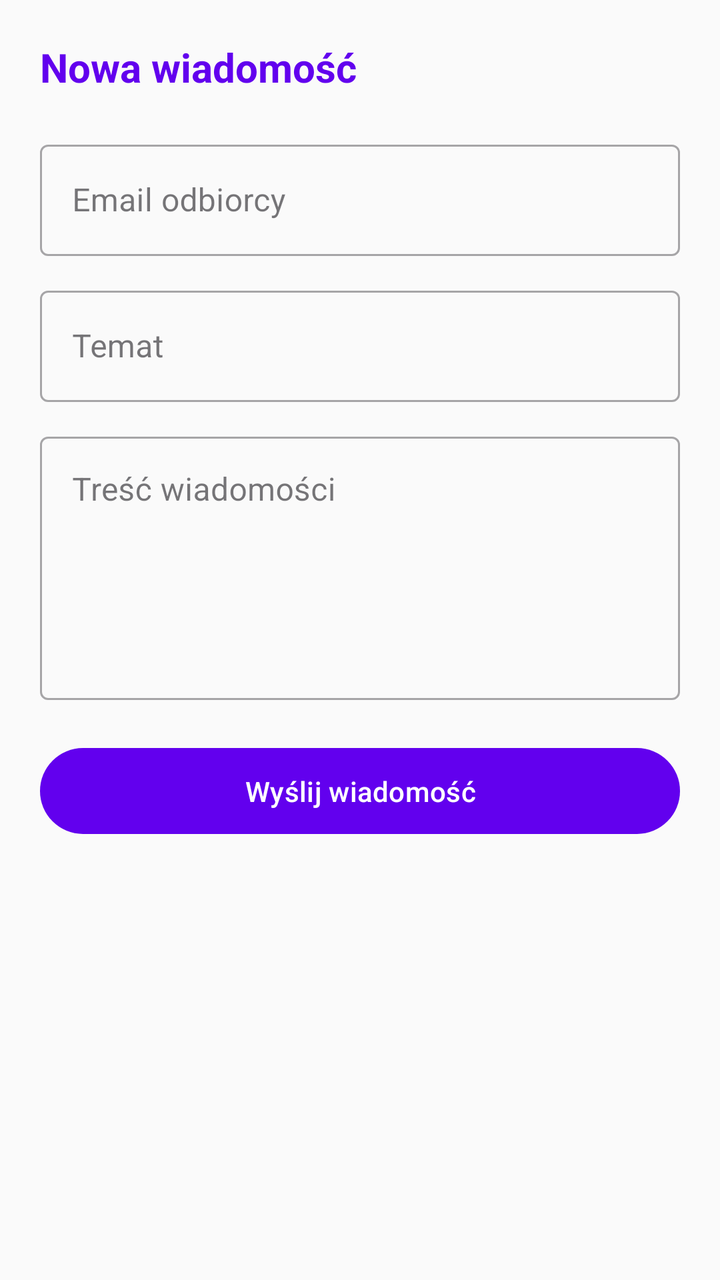
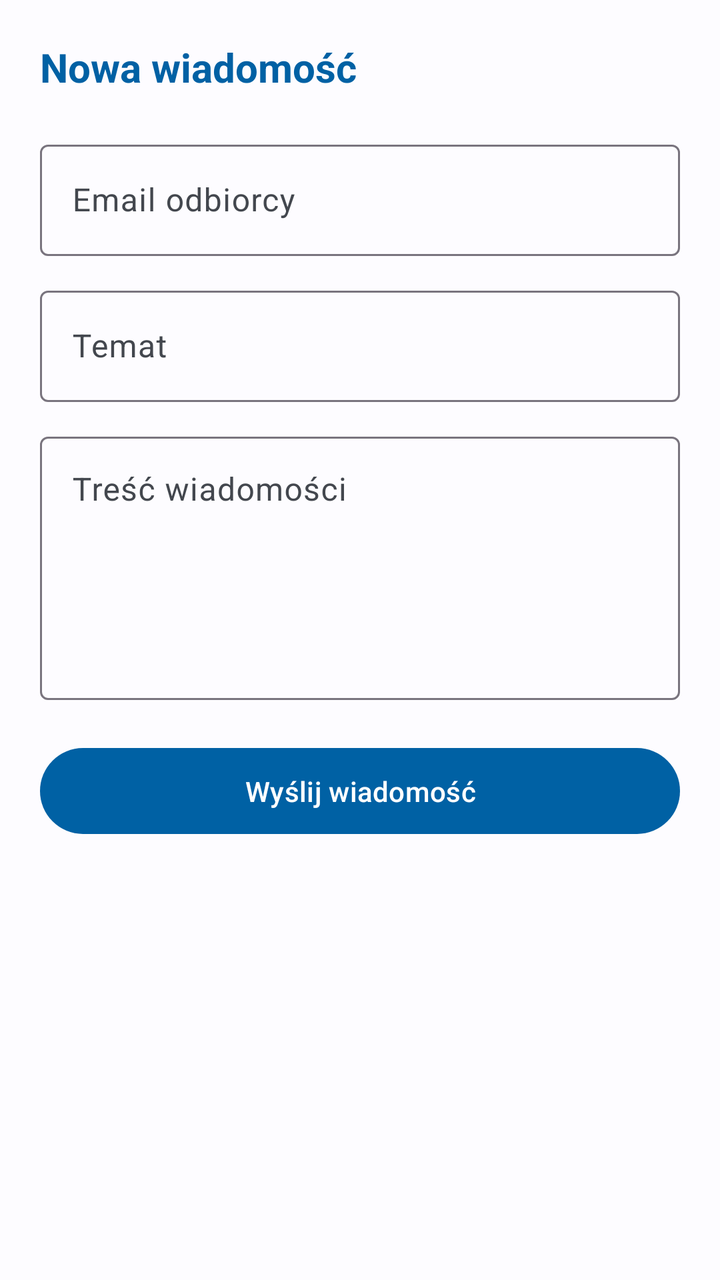

The first picture is an Android layout as it rendered before a commit; the second is the same layout after the commit. The layout source and the unified diff follow.
<!-- AndroidManifest.xml: application theme Theme.SchoolSpace -->
<!-- res/layout/dialog_compose_message.xml -->
<?xml version="1.0" encoding="utf-8"?>
<LinearLayout xmlns:android="http://schemas.android.com/apk/res/android"
    xmlns:app="http://schemas.android.com/apk/res-auto"
    android:layout_width="match_parent"
    android:layout_height="wrap_content"
    android:orientation="vertical"
    android:padding="20dp">

    <TextView
        android:layout_width="wrap_content"
        android:layout_height="wrap_content"
        android:text="Nowa wiadomość"
        android:textSize="20sp"
        android:textStyle="bold"
        android:layout_marginBottom="20dp"
        android:textColor="@color/primary"/>

    <com.google.android.material.textfield.TextInputLayout
        android:layout_width="match_parent"
        android:layout_height="wrap_content"
        android:hint="Email odbiorcy"
        android:layout_marginBottom="12dp"
        style="@style/Widget.MaterialComponents.TextInputLayout.OutlinedBox">

        <com.google.android.material.textfield.TextInputEditText
            android:id="@+id/etReceiverEmail"
            android:layout_width="match_parent"
            android:layout_height="wrap_content"
            android:inputType="textEmailAddress"/>
    </com.google.android.material.textfield.TextInputLayout>

    <com.google.android.material.textfield.TextInputLayout
        android:layout_width="match_parent"
        android:layout_height="wrap_content"
        android:hint="Temat"
        android:layout_marginBottom="12dp"
        style="@style/Widget.MaterialComponents.TextInputLayout.OutlinedBox">

        <com.google.android.material.textfield.TextInputEditText
            android:id="@+id/etMsgSubject"
            android:layout_width="match_parent"
            android:layout_height="wrap_content"
            android:inputType="textCapSentences"/>
    </com.google.android.material.textfield.TextInputLayout>

    <com.google.android.material.textfield.TextInputLayout
        android:layout_width="match_parent"
        android:layout_height="wrap_content"
        android:hint="Treść wiadomości"
        android:layout_marginBottom="20dp"
        style="@style/Widget.MaterialComponents.TextInputLayout.OutlinedBox">

        <com.google.android.material.textfield.TextInputEditText
            android:id="@+id/etMsgBody"
            android:layout_width="match_parent"
            android:layout_height="wrap_content"
            android:minLines="5"
            android:gravity="top"
            android:inputType="textMultiLine|textCapSentences"/>
    </com.google.android.material.textfield.TextInputLayout>

    <Button
        android:id="@+id/btnSendMessage"
        android:layout_width="match_parent"
        android:layout_height="wrap_content"
        android:text="Wyślij wiadomość"
        android:padding="12dp"/>

</LinearLayout>
<!-- resources referenced by this layout -->
<resources>
  <color name="primary">#6200EE</color>
  <style name="Theme.SchoolSpace" parent="Theme.Material3.DayNight.NoActionBar">
          
          <item name="colorPrimary">@color/primary</item>
          <item name="android:colorBackground">@color/background</item>
          <item name="android:textColor">@color/text_primary</item>
  
          
          <item name="android:statusBarColor">@color/primary</item>
          <item name="android:windowLightStatusBar" tools:targetApi="m">false</item>
  
          
          <item name="android:navigationBarColor">@color/background</item>
          <item name="android:windowLightNavigationBar" tools:targetApi="27">true</item>
      </style>
  <color name="background">#FFFAFAFA</color>
  <color name="text_primary">#000000</color>
</resources>

<!-- the commit's change to res/layout/dialog_compose_message.xml (unified diff, before → after) -->
@@ -20,7 +20,7 @@
         android:layout_height="wrap_content"
         android:hint="Email odbiorcy"
         android:layout_marginBottom="12dp"
-        style="@style/Widget.MaterialComponents.TextInputLayout.OutlinedBox">
+        style="@style/Widget.Material3.TextInputLayout.OutlinedBox">
 
         <com.google.android.material.textfield.TextInputEditText
             android:id="@+id/etReceiverEmail"
@@ -34,7 +34,7 @@
         android:layout_height="wrap_content"
         android:hint="Temat"
         android:layout_marginBottom="12dp"
-        style="@style/Widget.MaterialComponents.TextInputLayout.OutlinedBox">
+        style="@style/Widget.Material3.TextInputLayout.OutlinedBox">
 
         <com.google.android.material.textfield.TextInputEditText
             android:id="@+id/etMsgSubject"
@@ -48,7 +48,7 @@
         android:layout_height="wrap_content"
         android:hint="Treść wiadomości"
         android:layout_marginBottom="20dp"
-        style="@style/Widget.MaterialComponents.TextInputLayout.OutlinedBox">
+        style="@style/Widget.Material3.TextInputLayout.OutlinedBox">
 
         <com.google.android.material.textfield.TextInputEditText
             android:id="@+id/etMsgBody"
<!-- resource entries referenced after the edit -->
@@ -1,21 +1,45 @@
 <!-- resources referenced by this layout -->
 <resources>
-  <color name="primary">#6200EE</color>
+  <color name="primary">#0061A4</color>
   <style name="Theme.SchoolSpace" parent="Theme.Material3.DayNight.NoActionBar">
           
           <item name="colorPrimary">@color/primary</item>
+          <item name="colorOnPrimary">@color/onPrimary</item>
+          <item name="colorPrimaryContainer">@color/primaryContainer</item>
+          <item name="colorOnPrimaryContainer">@color/onPrimaryContainer</item>
+  
+          <item name="colorSecondary">@color/secondary</item>
+          <item name="colorOnSecondary">@color/onSecondary</item>
+  
+          <item name="colorError">@color/error</item>
+          <item name="colorOnError">@color/onError</item>
+  
           <item name="android:colorBackground">@color/background</item>
-          <item name="android:textColor">@color/text_primary</item>
+          <item name="colorSurface">@color/surface</item>
+          <item name="colorOnSurface">@color/onSurface</item>
+          <item name="colorSurfaceVariant">@color/surfaceVariant</item>
+          <item name="colorOnSurfaceVariant">@color/onSurfaceVariant</item>
   
           
           <item name="android:statusBarColor">@color/primary</item>
           <item name="android:windowLightStatusBar" tools:targetApi="m">false</item>
+          <item name="android:navigationBarColor">@color/background</item>
+          <item name="android:windowLightNavigationBar" tools:targetApi="27">true</item>
   
           
-          <item name="android:navigationBarColor">@color/background</item>
-          <item name="android:windowLightNavigationBar" tools:targetApi="27">true</item>
+          <item name="materialCardViewStyle">@style/Widget.Material3.CardView.Elevated</item>
       </style>
-  <color name="background">#FFFAFAFA</color>
-  <color name="text_primary">#000000</color>
+  <color name="onPrimary">#FFFFFF</color>
+  <color name="primaryContainer">#D1E4FF</color>
+  <color name="onPrimaryContainer">#001D36</color>
+  <color name="secondary">#535F70</color>
+  <color name="onSecondary">#FFFFFF</color>
+  <color name="error">#BA1A1A</color>
+  <color name="onError">#FFFFFF</color>
+  <color name="background">#FDFCFF</color>
+  <color name="surface">#FDFCFF</color>
+  <color name="onSurface">#1A1C1E</color>
+  <color name="surfaceVariant">#DFE2EB</color>
+  <color name="onSurfaceVariant">#43474E</color>
 </resources>
 
